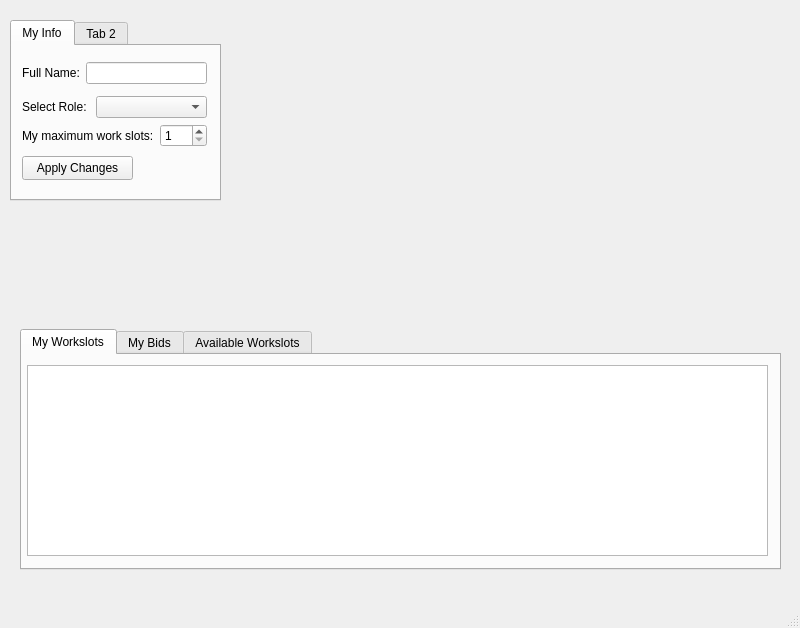
The window that QtCafeWorkforceManager/CafeStaffWindow.ui (wreathe-unreal/CSIT314-Project) describes before a commit, drawn with Qt 5.
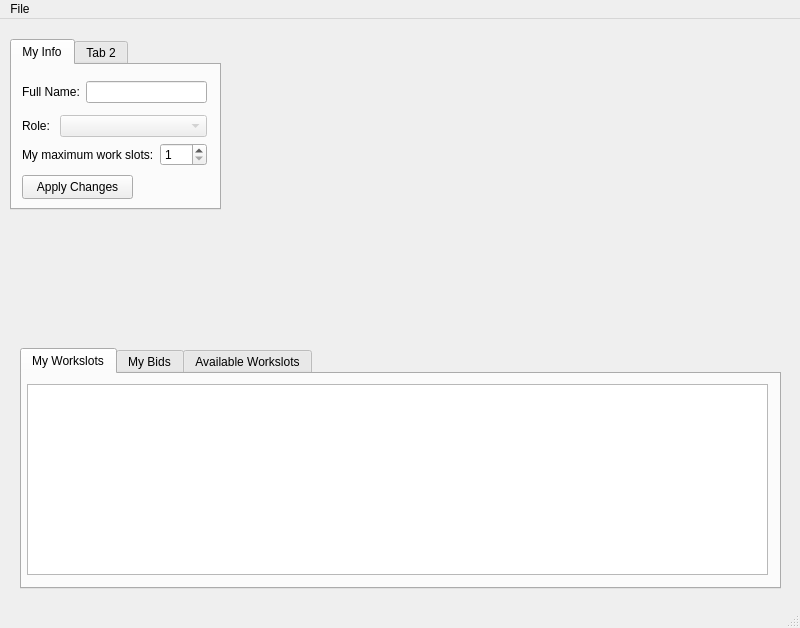
The same window after the commit.

Commit message: Add Controllers and Begin Work on Cafe Staff

```diff
--- a/QtCafeWorkforceManager/CafeStaffWindow.ui
+++ b/QtCafeWorkforceManager/CafeStaffWindow.ui
@@ -145,7 +145,7 @@
       <x>10</x>
       <y>20</y>
       <width>211</width>
-      <height>181</height>
+      <height>171</height>
      </rect>
     </property>
     <property name="currentIndex">
@@ -168,7 +168,7 @@
        <string>Apply Changes</string>
       </property>
      </widget>
-     <widget class="QWidget" name="">
+     <widget class="QWidget" name="layoutWidget">
       <property name="geometry">
        <rect>
         <x>10</x>
@@ -203,12 +203,15 @@
            <item>
             <widget class="QLabel" name="label_7">
              <property name="text">
-              <string>Select Role: </string>
+              <string>Role: </string>
              </property>
             </widget>
            </item>
            <item>
             <widget class="QComboBox" name="roleCombo">
+             <property name="enabled">
+              <bool>false</bool>
+             </property>
              <property name="sizePolicy">
               <sizepolicy hsizetype="Expanding" vsizetype="Fixed">
                <horstretch>0</horstretch>
@@ -258,6 +261,13 @@
      <height>21</height>
     </rect>
    </property>
+   <widget class="QMenu" name="menuFile">
+    <property name="title">
+     <string>File</string>
+    </property>
+    <addaction name="actionLogout"/>
+   </widget>
+   <addaction name="menuFile"/>
   </widget>
   <widget class="QStatusBar" name="statusbar"/>
  </widget>
```
Left out of the diff: 5 changed lines with no effect on the pictures. The commit also changes 16 other files.
